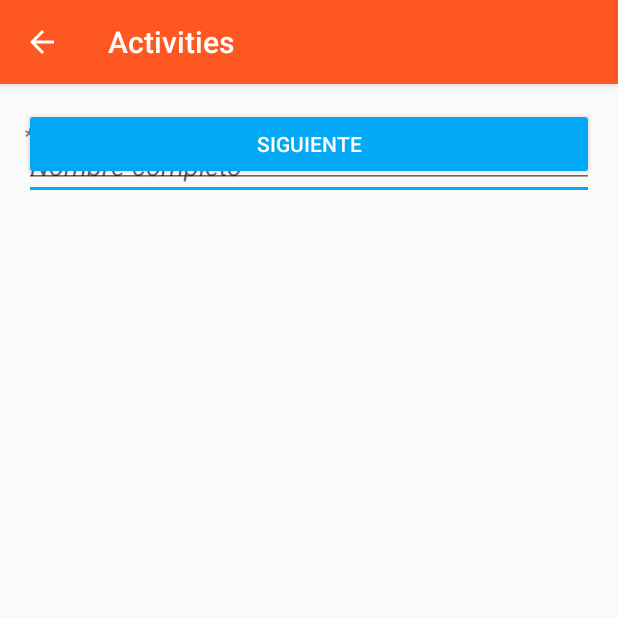
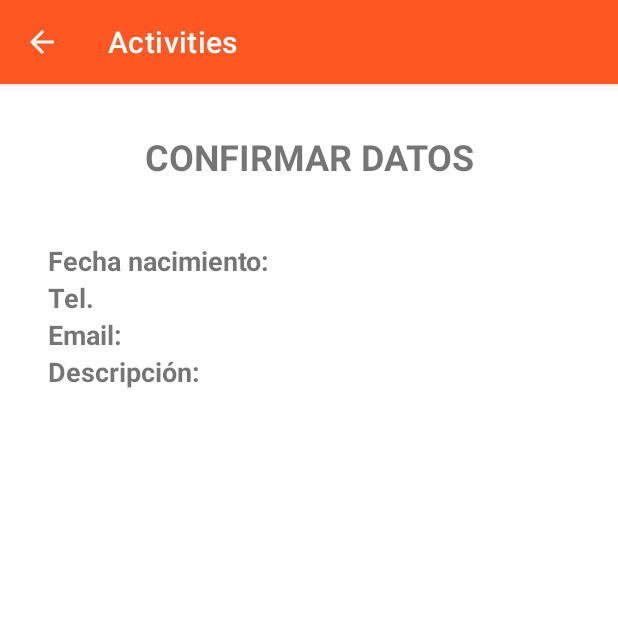
Before and after one commit to DanielAlonsoL/AppAndroid-Registro, an Android app: the Confirmar screen opened directly, with no data from a screen before it, on a phone screen of 412 x 824 dp, the top half of it. Run offline under Robolectric (Android 15) with nearby library versions, the phone set to English and light mode, and no system bars; 5 statements that could not run were skipped.

Commit message:
Se implementaron intent, diseño de material design para boton y editText

```diff
--- a/app/src/main/java/com/danielalonso/activities/Confirmar.java
+++ b/app/src/main/java/com/danielalonso/activities/Confirmar.java
@@ -1,28 +1,73 @@
 package com.danielalonso.activities;
-
-import androidx.annotation.NonNull;
-import androidx.appcompat.app.AppCompatActivity;
 
 import android.os.Bundle;
 import android.view.Menu;
 import android.view.MenuItem;
 
+import androidx.appcompat.app.AppCompatActivity;
+
+import com.google.android.material.textview.MaterialTextView;
+
 public class Confirmar extends AppCompatActivity {
+
+    private Bundle extras;
+    private MaterialTextView set_nombre;
+    private MaterialTextView set_fecha_nacimiento;
+    private MaterialTextView set_telefono;
+    private MaterialTextView set_email;
+    private MaterialTextView set_descripcion;
 
     @Override
     protected void onCreate(Bundle savedInstanceState) {
         super.onCreate(savedInstanceState);
         setContentView(R.layout.activity_confirmar);
 
-        Bundle extras = getIntent().getExtras();
+        extras = getIntent().getExtras();
 
-        String nombreCompleto = extras.getString("nombreCompleto");
-        String fechaNacimiento = extras.getString("fechaNacimiento");
-        String telefono = extras.getString("telefono");
-        String email = extras.getString("email");
-        String descripcion = extras.getString("descripcion");
+        String nombreCompleto = extras.getString(getString(R.string.p_nombre));
+        String fechaNacimiento = extras.getString(getString(R.string.p_fecha));
+        String telefono = extras.getString(getString(R.string.p_telefono));
+        String email = extras.getString(getString(R.string.p_email));
+        String descripcion = extras.getString(getString(R.string.p_descripcion));
+
+
+        set_nombre = (MaterialTextView) findViewById(R.id.muestraNombre);
+        set_fecha_nacimiento = (MaterialTextView) findViewById(R.id.muestraFechaNacimiento);
+        set_telefono = (MaterialTextView) findViewById(R.id.muestraTelefono);
+        set_email = (MaterialTextView) findViewById(R.id.muestraEmail);
+        set_descripcion = (MaterialTextView) findViewById(R.id.muestraDescripcion);
+
+        set_nombre.setText(nombreCompleto);
+        set_fecha_nacimiento.setText(fechaNacimiento);
+        set_telefono.setText(telefono);
+        set_email.setText(email);
+        set_descripcion.setText(descripcion);
 
         getSupportActionBar().setDisplayHomeAsUpEnabled(true);
+
+    }
+
+    private void setConfirma() {
+        extras = getIntent().getExtras();
+
+        String nombreCompleto = extras.getString(getString(R.string.p_nombre));
+        String fechaNacimiento = extras.getString(getString(R.string.p_fecha));
+        String telefono = extras.getString(getString(R.string.p_telefono));
+        String email = extras.getString(getString(R.string.p_email));
+        String descripcion = extras.getString(getString(R.string.p_descripcion));
+
+
+        set_nombre = (MaterialTextView) findViewById(R.id.muestraNombre);
+        set_fecha_nacimiento = (MaterialTextView) findViewById(R.id.muestraFechaNacimiento);
+        set_telefono = (MaterialTextView) findViewById(R.id.muestraTelefono);
+        set_email = (MaterialTextView) findViewById(R.id.muestraEmail);
+        set_descripcion = (MaterialTextView) findViewById(R.id.muestraDescripcion);
+
+        set_nombre.setText(nombreCompleto);
+        set_fecha_nacimiento.setText(fechaNacimiento);
+        set_telefono.setText(telefono);
+        set_email.setText(email);
+        set_descripcion.setText(descripcion);
     }
 
     @Override
--- a/app/src/main/res/layout/activity_confirmar.xml
+++ b/app/src/main/res/layout/activity_confirmar.xml
@@ -1,117 +1,128 @@
 <?xml version="1.0" encoding="utf-8"?>
 
-<androidx.coordinatorlayout.widget.CoordinatorLayout  xmlns:android="http://schemas.android.com/apk/res/android"
-    xmlns:app="http://schemas.android.com/apk/res-auto"
+<androidx.coordinatorlayout.widget.CoordinatorLayout xmlns:android="http://schemas.android.com/apk/res/android"
     android:layout_height="match_parent"
     android:layout_width="match_parent"
-    xmlns:tools="http://schemas.android.com/tools"
+    android:paddingBottom="@dimen/activity_vertical_margin"
+    android:paddingLeft="@dimen/activity_horizontal_margin"
+    android:paddingRight="@dimen/activity_horizontal_margin"
+    android:paddingTop="@dimen/activity_vertical_margin">
+
+    <androidx.appcompat.widget.LinearLayoutCompat
+        android:layout_height="match_parent"
+        android:layout_width="match_parent"
         android:paddingBottom="@dimen/activity_vertical_margin"
         android:paddingLeft="@dimen/activity_horizontal_margin"
         android:paddingRight="@dimen/activity_horizontal_margin"
         android:paddingTop="@dimen/activity_vertical_margin"
-    >
+        android:orientation="vertical"
+        android:fitsSystemWindows="true">
 
-<TextView
-    android:id="@+id/textoTitulo"
+        <com.google.android.material.textview.MaterialTextView
+            android:id="@+id/textoConfirma"
             android:layout_height="wrap_content"
             android:layout_width="match_parent"
-    android:text="@string/texto_registro"
-    android:textSize="24sp"
+            android:text="@string/texto_confirmar"
+            android:textSize="@dimen/size_texto_titulos"
+            android:gravity="center_horizontal"
+            android:layout_marginBottom="@dimen/editText_vertical_margin" />
+
+
+        <com.google.android.material.textview.MaterialTextView
+            android:id="@+id/muestraNombre"
+            android:layout_width="wrap_content"
+            android:layout_height="wrap_content"
+            android:layout_centerVertical="true"
+            android:textSize="@dimen/size_texto_mostrar"
             android:textStyle="bold"
-    android:gravity="center_horizontal" />
+            android:layout_marginTop="@dimen/editText_vertical_margin" />
 
-<EditText
-android:id="@+id/nombreCompleto"
-android:layout_width="match_parent"
-android:layout_height="wrap_content"
-android:layout_below="@id/textoTitulo"
-android:layout_marginTop="@dimen/titulo_vertical_margin"
-android:clickable="true"
-android:focusable="true"
-android:hint="@string/texto_nombre"
-android:importantForAutofill="no"
-android:inputType="text"
-android:maxLines="1"
-android:fitsSystemWindows="true"/>
         <RelativeLayout
             android:layout_width="match_parent"
             android:layout_height="wrap_content">
-<EditText
-    android:id="@+id/fechaNacimiento"
-    android:hint="@string/texto_fecha_nacimiento"
-    android:layout_width="match_parent"
-    android:layout_height="wrap_content"
-    android:inputType="date"
-    android:focusable="false"
-    android:clickable="true"
-    android:maxLines="1"
-    android:layout_marginTop="@dimen/editText_vertical_margin"
-    android:importantForAutofill="no"
-    android:fitsSystemWindows="true"/>
-<ImageButton
-    android:id="@+id/ib_obtener_fecha"
+
+            <com.google.android.material.textview.MaterialTextView
+                android:id="@+id/confirmaFechaNacimiento"
+                android:text="@string/confirmar_fecha_nacimiento"
                 android:layout_width="wrap_content"
                 android:layout_height="wrap_content"
-    android:layout_alignRight="@id/fechaNacimiento"
-    android:layout_marginTop="@dimen/editText_vertical_margin"
-    android:clickable="true"
-    android:background="@android:drawable/screen_background_light_transparent"
-    android:src="@drawable/ic_action_calendar_day"
-    tools:ignore="ContentDescription"
-    android:focusable="false" />
+                android:textSize="@dimen/size_texto_mostrar"
+                android:layout_centerVertical="true" />
+
+            <com.google.android.material.textview.MaterialTextView
+                android:id="@+id/muestraFechaNacimiento"
+                android:layout_width="wrap_content"
+                android:layout_height="wrap_content"
+                android:textSize="@dimen/size_texto_mostrar"
+                android:layout_centerVertical="true"
+                android:layout_toRightOf="@id/confirmaFechaNacimiento" />
         </RelativeLayout>
 
-<EditText
-android:id="@+id/telefono"
-android:hint="@string/texto_telefono"
+        <RelativeLayout
             android:layout_width="match_parent"
+            android:layout_height="wrap_content">
+
+            <com.google.android.material.textview.MaterialTextView
+                android:id="@+id/confirmaTelefono"
+                android:text="@string/confirmar_telefono"
+                android:layout_width="wrap_content"
                 android:layout_height="wrap_content"
-android:clickable="true"
-android:inputType="phone"
-android:focusable="true"
-android:layout_below="@id/fechaNacimiento"
-android:importantForAutofill="no"
-android:fitsSystemWindows="true"/>
+                android:textSize="@dimen/size_texto_mostrar"
+                android:layout_centerVertical="true" />
 
-<EditText
-android:id="@+id/email"
-android:hint="@string/texto_email"
+            <com.google.android.material.textview.MaterialTextView
+                android:id="@+id/muestraTelefono"
+                android:layout_width="wrap_content"
+                android:layout_height="wrap_content"
+                android:textSize="@dimen/size_texto_mostrar"
+                android:layout_centerVertical="true"
+                android:layout_toRightOf="@id/confirmaTelefono" />
+        </RelativeLayout>
+
+        <RelativeLayout
             android:layout_width="match_parent"
+            android:layout_height="wrap_content">
+
+            <com.google.android.material.textview.MaterialTextView
+                android:id="@+id/confirmaEmail"
+                android:text="@string/confirmar_email"
+                android:layout_width="wrap_content"
                 android:layout_height="wrap_content"
-android:clickable="true"
-android:inputType="textEmailAddress"
-android:layout_below="@id/telefono"
-android:focusable="true"
-android:importantForAutofill="no" />
+                android:textSize="@dimen/size_texto_mostrar"
+                android:layout_centerVertical="true" />
 
-<EditText
-android:id="@+id/descripcion"
-android:hint="@string/texto_descripcion"
+            <com.google.android.material.textview.MaterialTextView
+                android:id="@+id/muestraEmail"
+                android:layout_width="wrap_content"
+                android:layout_height="wrap_content"
+                android:textSize="@dimen/size_texto_mostrar"
+                android:layout_centerVertical="true"
+                android:layout_toRightOf="@id/confirmaEmail" />
+        </RelativeLayout>
+
+        <RelativeLayout
             android:layout_width="match_parent"
+            android:layout_height="wrap_content">
+
+            <com.google.android.material.textview.MaterialTextView
+                android:id="@+id/confirmaDescripcion"
+                android:text="@string/confirmar_descripcion"
+                android:layout_width="wrap_content"
                 android:layout_height="wrap_content"
-android:clickable="true"
-android:focusable="true"
-android:inputType="textMultiLine"
-android:layout_below="@id/email"
-android:importantForAutofill="no"
-android:maxLines="4"
-android:fitsSystemWindows="true"/>
+                android:textSize="@dimen/size_texto_mostrar"
+                android:textAlignment="gravity"
+                android:gravity="top" />
 
-<TextView
-android:id="@+id/nota"
-android:layout_width="match_parent"
+            <com.google.android.material.textview.MaterialTextView
+                android:id="@+id/muestraDescripcion"
+                android:layout_width="wrap_content"
                 android:layout_height="wrap_content"
-android:layout_below="@id/descripcion"
-android:layout_marginTop="@dimen/editText_vertical_margin"
-android:layout_centerHorizontal="true"
-android:text="@string/texto_nota"
-android:textSize="14sp" />
-<Button
-android:id="@+id/btnSiguiente"
-android:layout_width="match_parent"
-android:layout_height="wrap_content"
-android:layout_alignParentBottom="true"
-android:text="@string/texto_btn"
-android:theme="@style/MiBotonRaised" />
+                android:textSize="@dimen/size_texto_mostrar"
+                android:textAlignment="inherit"
+                android:layout_toRightOf="@id/confirmaDescripcion"
+                android:gravity="center_vertical" />
+        </RelativeLayout>
+
+    </androidx.appcompat.widget.LinearLayoutCompat>
 
 </androidx.coordinatorlayout.widget.CoordinatorLayout>
--- a/app/src/main/res/values/dimen.xml
+++ b/app/src/main/res/values/dimen.xml
@@ -5,4 +5,10 @@
 
     <dimen name="editText_vertical_margin">8dp</dimen>
     <dimen name="titulo_vertical_margin">16dp</dimen>
+
+    <dimen name="radius_button">10dp</dimen>
+
+    <dimen name="size_texto_titulos">24sp</dimen>
+    <dimen name="size_texto_mostrar">18sp</dimen>
+    <dimen name="size_texto_nota">14sp</dimen>
 </resources>
--- a/app/src/main/res/values/strings.xml
+++ b/app/src/main/res/values/strings.xml
@@ -1,13 +1,27 @@
 <resources>
     <string name="app_name">Activities</string>
-    <string name="texto_registro">R E G I S T R O</string>
+    <string name="texto_registro"><b>R E G I S T R O</b></string>
     <string name="texto_btn">Siguiente</string>
     <string name="texto_nombre"><i>Nombre completo</i></string>
-    <string name="texto_fecha_nacimiento"><i>Fecha nacimiento: dd/mm/yyyy</i></string>
+    <string name="texto_fecha_nacimiento"><i>Fecha nacimiento</i></string>
     <string name="texto_telefono"><i>Télefono</i></string>
     <string name="texto_email"><i>Email</i></string>
     <string name="texto_descripcion"><i>Descripción contacto</i></string>
 
-    <string name="texto_nota"><i><b>*Desliza para limpiar*</b></i></string>
+    <string name="texto_nota"><i><b>*Desliza hacia abajo para limpiar*</b></i></string>
+
+    <string name="texto_confirmar"><b>CONFIRMAR DATOS</b></string>
+    <string name="confirmar_fecha_nacimiento"><b>Fecha nacimiento: </b></string>
+    <string name="confirmar_telefono"><b>Tel. </b></string>
+    <string name="confirmar_email"><b>Email: </b></string>
+    <string name="confirmar_descripcion"><b>Descripción: </b></string>
+
+    <string name="p_nombre">nombreCompleto</string>
+    <string name="p_fecha">fechaNacimiento</string>
+    <string name="p_telefono">telefono</string>
+    <string name="p_email">email</string>
+    <string name="p_descripcion">descripcion</string>
+
+    <string name="texto_toast">Completa los campos para continuar</string>
 
 </resources>
--- a/app/src/main/res/values/styles.xml
+++ b/app/src/main/res/values/styles.xml
@@ -1,16 +1,20 @@
 <resources>
     <!-- Base application theme. -->
-    <style name="AppTheme" parent="Theme.AppCompat.Light.DarkActionBar">
+    <style name="AppTheme" parent="Theme.MaterialComponents.Light.DarkActionBar">
         <!-- Customize your theme here. -->
         <item name="colorPrimary">@color/colorPrimary</item>
         <item name="colorPrimaryDark">@color/colorPrimaryDark</item>
         <item name="colorAccent">@color/colorAccent</item>
     </style>
 
-    <style name="MiBotonRaised" parent="Theme.AppCompat.Light">
+    <style name="Personalizado" parent="Theme.MaterialComponents.Light">
         <item name="colorButtonNormal">@color/colorAccent</item>
         <item name="colorControlHighlight">@color/colorControlHighlight</item>
         <item name="android:textColor">@color/colorBlanco</item>
     </style>
 
+    <style name="MiBotonRaised">
+        <item name="android:buttonStyle">@style/Personalizado</item>
+    </style>
+
 </resources>
```
Also changed, not shown: app/src/main/java/com/danielalonso/activities/MainActivity.java (+49 -55 lines), app/src/main/res/layout/activity_main.xml (+83 -75 lines). Lines whose indentation alone changed are shown as unchanged.
